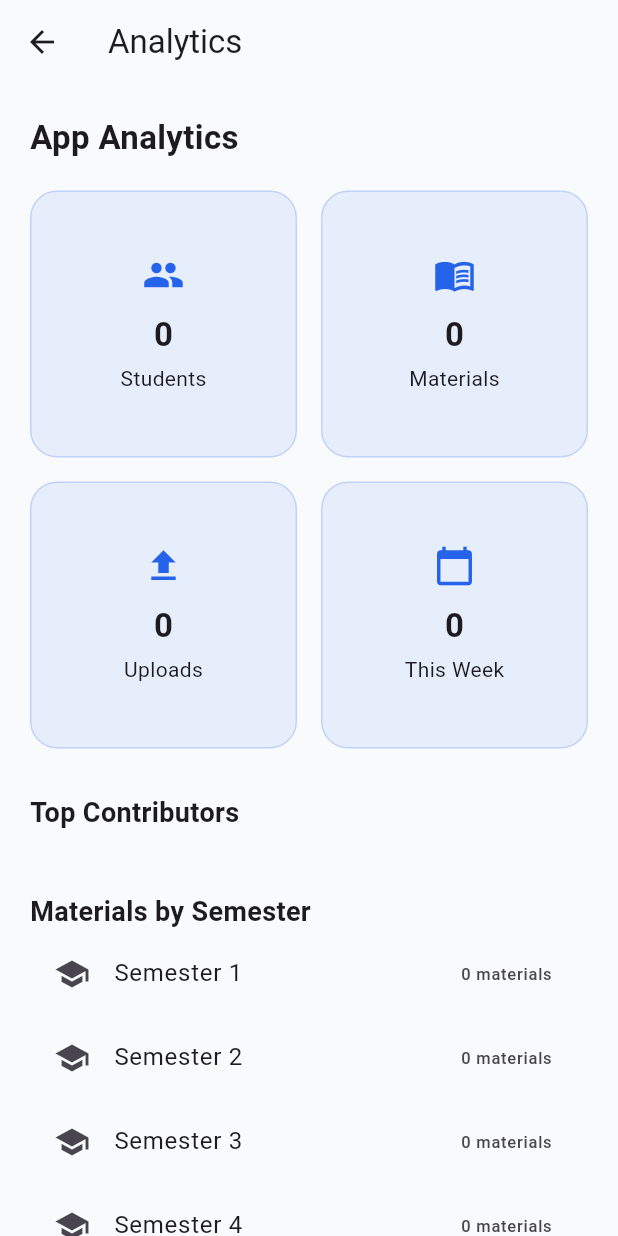
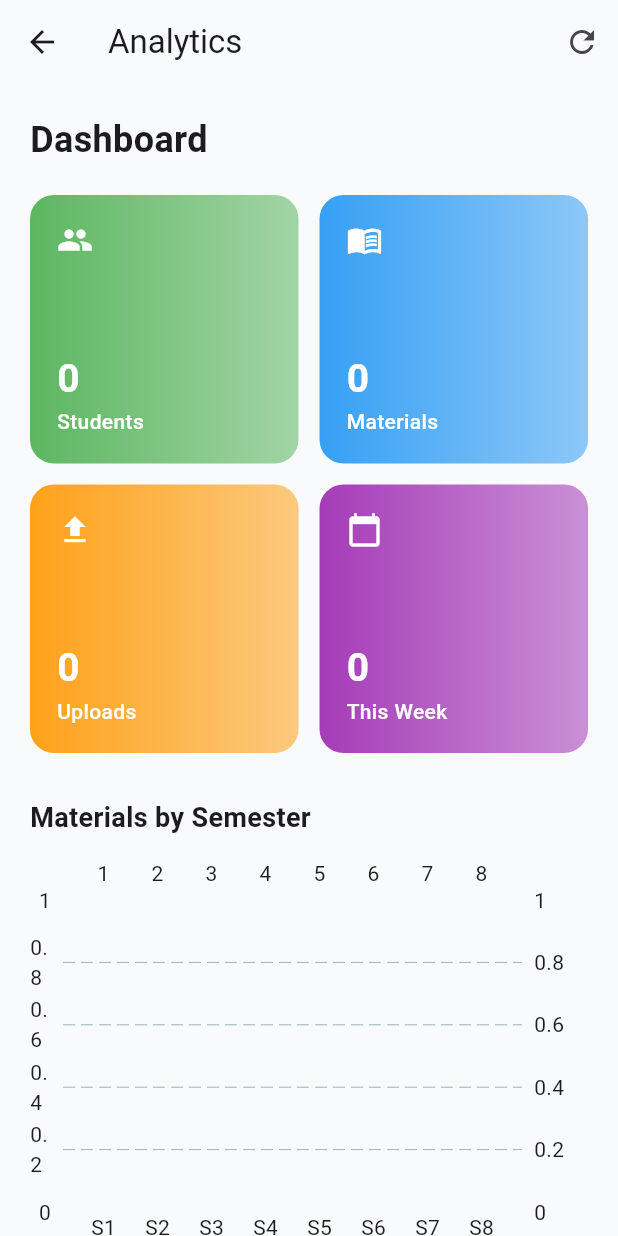
Before and after one commit to Jeevan4090/CED25, a Flutter app: the AnalyticsScreen screen opened directly, on a phone screen of 412 x 824 dp. Run offline on Flutter 3.47's test engine with Material 3 defaults, Android fonts, the phone set to English and light mode, and no system bars; drawn by our look-alikes of fl_chart; our stand-ins replace file_picker, shared_preferences, supabase_flutter, webview_flutter; missing offline and left inert: flutter_pdfview; accounts and stored records are empty.

Commit message:
added analysis

```diff
--- a/lib/screens/analytics_screen.dart
+++ b/lib/screens/analytics_screen.dart
@@ -1,5 +1,7 @@
 import 'package:flutter/material.dart';
 import 'package:supabase_flutter/supabase_flutter.dart';
+import 'package:fl_chart/fl_chart.dart';
+import 'package:intl/intl.dart';
 import '../theme/app_colors.dart';
 
 class AnalyticsScreen extends StatefulWidget {
@@ -19,12 +21,21 @@ class _AnalyticsScreenState extends State<AnalyticsScreen> {
   int uploadsThisWeek = 0;
 
   List<int> semesterCounts = List.filled(8, 0);
+  List<int> weeklyUploads = List.filled(7, 0);
 
-  String mostSubject = "";
-  int mostSubjectCount = 0;
+  List<Map<String, dynamic>> recentUploads = [];
+  List<Map<String, dynamic>> topUploaders = [];
 
-  List<Map<String, dynamic>> topContributors = [];
-  List<Map<String, dynamic>> recentUploads = [];
+  final List<Color> chartColors = const [
+    Color(0xff4CAF50),
+    Color(0xff2196F3),
+    Color(0xffFF9800),
+    Color(0xff9C27B0),
+    Color(0xffF44336),
+    Color(0xff00BCD4),
+    Color(0xffFFC107),
+    Color(0xff3F51B5),
+  ];
 
   @override
   void initState() {
@@ -34,97 +45,59 @@ class _AnalyticsScreenState extends State<AnalyticsScreen> {
 
   Future<void> loadAnalytics() async {
 
-  /// TOTAL STUDENTS (from students table)
-  final students = await supabase
-      .from('students')
-      .select();
+    final students = await supabase.from('students').select();
+    final materials = await supabase.from('materials').select();
 
-  /// MATERIALS
-  final materials = await supabase
-      .from('materials')
-      .select();
+    int uploadsWeek = 0;
+    List<int> semCounts = List.filled(8, 0);
+    List<int> weekCounts = List.filled(7, 0);
+
+    Map<String,int> uploaderMap = {};
 
     DateTime now = DateTime.now();
 
-  Map<String, int> contributorMap = {};
-  Map<String, int> subjectMap = {};
-
     for (var item in materials) {
 
-    /// uploads this week
-    DateTime created = DateTime.parse(item['created_at']);
-    if (now.difference(created).inDays < 7) {
-      uploadsThisWeek++;
+      DateTime created =
+          DateTime.tryParse(item['created_at']?.toString() ?? '')
+          ?? DateTime.now();
+
+      int diff = now.difference(created).inDays;
+
+      if(diff < 7){
+        uploadsWeek++;
+        weekCounts[6 - diff] += 1;
       }
 
-    /// semester distribution
-    int sem = item['semester'];
+      int sem =
+          int.tryParse(item['semester']?.toString() ?? '') ?? 0;
+
       if (sem >= 1 && sem <= 8) {
-      semesterCounts[sem - 1]++;
+        semCounts[sem - 1]++;
       }
 
-    /// contributor counts
-    final uploader = item['uploaded_by'];
-    contributorMap[uploader] = (contributorMap[uploader] ?? 0) + 1;
+      String uploader =
+          item['uploaded_by']?.toString() ?? "Unknown";
 
-    /// subject counts
-    String subject = item['subject'];
-    subjectMap[subject] = (subjectMap[subject] ?? 0) + 1;
+      uploaderMap[uploader] =
+          (uploaderMap[uploader] ?? 0) + 1;
     }
 
-  /// sort contributors
-  List<MapEntry<String, int>> sorted =
-      contributorMap.entries.toList()
-        ..sort((a, b) => b.value.compareTo(a.value));
+    List<Map<String,dynamic>> uploaders = [];
 
-  List<Map<String, dynamic>> contributors = [];
+    var sorted = uploaderMap.entries.toList()
+      ..sort((a,b)=> b.value.compareTo(a.value));
 
-  for (int i = 0; i < sorted.length && i < 3; i++) {
-
-    String uploaderId = sorted[i].key;
-
-    /// Try finding in students table
-    var student = await supabase
-        .from('students')
-        .select('name')
-        .eq('id', uploaderId)
-        .maybeSingle();
-
-    String name;
-
-    if (student != null) {
-      name = student['name'];
-    } else {
-
-      /// Otherwise check admins table
-      var admin = await supabase
-          .from('admins')
-          .select('name')
-          .eq('id', uploaderId)
-          .maybeSingle();
-
-      name = admin?['name'] ?? "Unknown";
-    }
-
-    contributors.add({
-      "name": name,
+    for(int i=0;i<sorted.length && i<3;i++){
+      uploaders.add({
+        "name": sorted[i].key,
         "uploads": sorted[i].value
       });
     }
 
-  /// most uploaded subject
-  var sortedSubjects = subjectMap.entries.toList()
-    ..sort((a, b) => b.value.compareTo(a.value));
-
-  if (sortedSubjects.isNotEmpty) {
-    mostSubject = sortedSubjects.first.key;
-    mostSubjectCount = sortedSubjects.first.value;
-  }
-
-  /// recent uploads
     final recent = await supabase
         .from('materials')
-      .select('title, created_at')
+        .select('title,created_at')
         .order('created_at', ascending: false)
         .limit(5);
 
@@ -133,47 +106,207 @@ class _AnalyticsScreenState extends State<AnalyticsScreen> {
       totalStudents = students.length;
       totalMaterials = materials.length;
       totalUploads = materials.length;
+      uploadsThisWeek = uploadsWeek;
 
-    topContributors = contributors;
-    recentUploads = List<Map<String, dynamic>>.from(recent);
+      semesterCounts = semCounts;
+      weeklyUploads = weekCounts;
 
+      recentUploads =
+          List<Map<String,dynamic>>.from(recent);
+
+      topUploaders = uploaders;
     });
   }
 
-  Widget analyticsCard(String title, int value, IconData icon) {
+  Widget animatedNumber(int value) {
+    return TweenAnimationBuilder(
+      tween: IntTween(begin: 0, end: value),
+      duration: const Duration(milliseconds: 700),
+      builder: (context, val, child) {
+        return Text(
+          "$val",
+          style: const TextStyle(
+            fontSize: 26,
+            fontWeight: FontWeight.bold,
+            color: Colors.white,
+          ),
+        );
+      },
+    );
+  }
+
+  Widget statCard(String title, int value, IconData icon, Color color) {
 
     return Container(
-      padding: const EdgeInsets.all(20),
+      padding: const EdgeInsets.all(18),
+      decoration: BoxDecoration(
+        gradient: LinearGradient(
+          colors: [
+            color.withOpacity(.9),
+            color.withOpacity(.5),
+          ],
+        ),
+        borderRadius: BorderRadius.circular(16),
+      ),
 
-      decoration: BoxDecoration(
-        color: AppColors.primary.withOpacity(0.08),
-        borderRadius: BorderRadius.circular(18),
+      child: Column(
+        crossAxisAlignment: CrossAxisAlignment.start,
+        children: [
 
-        border: Border.all(
-          color: AppColors.primary.withOpacity(0.2),
+          Icon(icon,color: Colors.white),
+
+          const Spacer(),
+
+          animatedNumber(value),
+
+          Text(
+            title,
+            style: const TextStyle(
+                color: Colors.white,
+                fontWeight: FontWeight.w500),
+          )
+        ],
+      ),
+    );
+  }
+
+  Widget semesterBarChart() {
+
+    double maxY = semesterCounts.reduce((a,b)=> a>b?a:b).toDouble() + 1;
+
+    return SizedBox(
+      height: 260,
+
+      child: BarChart(
+
+        BarChartData(
+
+          maxY: maxY,
+
+          gridData: FlGridData(
+            show: true,
+            drawVerticalLine: false,
+          ),
+
+          borderData: FlBorderData(show:false),
+
+          titlesData: FlTitlesData(
+
+            bottomTitles: AxisTitles(
+              sideTitles: SideTitles(
+                showTitles: true,
+                getTitlesWidget: (value, meta) {
+                  return Text("S${value.toInt()}");
+                },
               ),
             ),
 
-      child: Column(
-        mainAxisAlignment: MainAxisAlignment.center,
-        children: [
-
-          Icon(icon, color: AppColors.primary, size: 28),
-
-          const SizedBox(height: 10),
-
-          Text(
-            value.toString(),
-            style: const TextStyle(
-              fontSize: 22,
-              fontWeight: FontWeight.bold,
+            leftTitles: AxisTitles(
+              sideTitles: SideTitles(showTitles: true),
             ),
           ),
 
-          const SizedBox(height: 4),
+          barGroups: List.generate(8, (i){
 
-          Text(title),
+            return BarChartGroupData(
+
+              x: i+1,
+
+              barRods: [
+
+                BarChartRodData(
+
+                  toY: semesterCounts[i].toDouble(),
+
+                  width: 18,
+
+                  borderRadius: BorderRadius.circular(8),
+
+                  gradient: LinearGradient(
+                    colors: [
+                      chartColors[i],
+                      chartColors[i].withOpacity(.6)
                     ],
+                  ),
+                )
+              ],
+            );
+          }),
+        ),
+      ),
+    );
+  }
+
+  Widget uploadTrendChart(){
+
+    return SizedBox(
+      height:240,
+
+      child: LineChart(
+
+        LineChartData(
+
+          gridData: FlGridData(show:true),
+
+          borderData: FlBorderData(show:false),
+
+          titlesData: FlTitlesData(
+
+            bottomTitles: AxisTitles(
+              sideTitles: SideTitles(
+                showTitles:true,
+                getTitlesWidget:(value,meta){
+
+                  const days = ["M","T","W","T","F","S","S"];
+
+                  int i = value.toInt();
+
+                  if(i<0 || i>=7) return const SizedBox();
+
+                  return Text(days[i]);
+                },
+              ),
+            ),
+
+            leftTitles: AxisTitles(
+              sideTitles: SideTitles(showTitles:true),
+            ),
+          ),
+
+          lineBarsData: [
+
+            LineChartBarData(
+
+              spots: List.generate(7,(i){
+                return FlSpot(
+                    i.toDouble(),
+                    weeklyUploads[i].toDouble());
+              }),
+
+              isCurved:true,
+              barWidth:3,
+
+              gradient: const LinearGradient(
+                  colors:[
+                    Color(0xff2196F3),
+                    Color(0xff00BCD4)
+                  ]
+              ),
+
+              dotData: FlDotData(show:true),
+
+              belowBarData: BarAreaData(
+                show:true,
+                gradient: LinearGradient(
+                  colors:[
+                    Colors.blue.withOpacity(.3),
+                    Colors.transparent
+                  ],
+                ),
+              ),
+            )
+          ],
+        ),
       ),
     );
   }
@@ -189,6 +322,12 @@ class _AnalyticsScreenState extends State<AnalyticsScreen> {
         title: const Text("Analytics"),
         backgroundColor: AppColors.background,
         elevation: 0,
+        actions: [
+          IconButton(
+            icon: const Icon(Icons.refresh),
+            onPressed: loadAnalytics,
+          )
+        ],
       ),
 
       body: SingleChildScrollView(
@@ -201,9 +340,9 @@ class _AnalyticsScreenState extends State<AnalyticsScreen> {
           children: [
 
             const Text(
-              "App Analytics",
+              "Dashboard",
               style: TextStyle(
-                fontSize: 22,
+                fontSize: 24,
                 fontWeight: FontWeight.bold,
               ),
             ),
@@ -213,55 +352,37 @@ class _AnalyticsScreenState extends State<AnalyticsScreen> {
             GridView.count(
               crossAxisCount: 2,
               shrinkWrap: true,
-              crossAxisSpacing: 16,
-              mainAxisSpacing: 16,
+              mainAxisSpacing: 14,
+              crossAxisSpacing: 14,
               physics: const NeverScrollableScrollPhysics(),
 
               children: [
 
-                analyticsCard(
-                    "Students", totalStudents, Icons.people),
+                statCard(
+                    "Students",
+                    totalStudents,
+                    Icons.people,
+                    chartColors[0]),
 
-                analyticsCard(
-                    "Materials", totalMaterials, Icons.menu_book),
+                statCard(
+                    "Materials",
+                    totalMaterials,
+                    Icons.menu_book,
+                    chartColors[1]),
 
-                analyticsCard(
-                    "Uploads", totalUploads, Icons.upload),
+                statCard(
+                    "Uploads",
+                    totalUploads,
+                    Icons.upload,
+                    chartColors[2]),
 
-                analyticsCard(
-                    "This Week", uploadsThisWeek, Icons.calendar_today),
-
+                statCard(
+                    "This Week",
+                    uploadsThisWeek,
+                    Icons.calendar_today,
+                    chartColors[3]),
               ],
             ),
-
-            const SizedBox(height: 30),
-
-            const Text(
-              "Top Contributors",
-              style: TextStyle(
-                fontSize: 18,
-                fontWeight: FontWeight.bold,
-              ),
-            ),
-
-            const SizedBox(height: 10),
-
-            ...topContributors.asMap().entries.map((entry) {
-
-              int index = entry.key;
-              var contributor = entry.value;
-
-              String medal = "🥇";
-              if (index == 1) medal = "🥈";
-              if (index == 2) medal = "🥉";
-
-              return ListTile(
-                leading: Text(medal, style: const TextStyle(fontSize: 20)),
-                title: Text(contributor['name']),
-                trailing: Text("${contributor['uploads']} uploads"),
-              );
-
-            }),
 
             const SizedBox(height: 30),
 
@@ -269,35 +390,65 @@ class _AnalyticsScreenState extends State<AnalyticsScreen> {
               "Materials by Semester",
               style: TextStyle(
                   fontSize: 18,
-                fontWeight: FontWeight.bold,
-              ),
+                  fontWeight: FontWeight.bold),
             ),
 
-            ...List.generate(8, (i) {
+            const SizedBox(height: 12),
 
-              return ListTile(
-                leading: const Icon(Icons.school),
-                title: Text("Semester ${i + 1}"),
-                trailing: Text("${semesterCounts[i]} materials"),
-              );
-
-            }),
+            semesterBarChart(),
 
             const SizedBox(height: 30),
 
             const Text(
-              "Most Uploaded Subject",
+              "Upload Trends (Last 7 Days)",
               style: TextStyle(
                   fontSize: 18,
-                fontWeight: FontWeight.bold,
-              ),
+                  fontWeight: FontWeight.bold),
             ),
 
-            ListTile(
-              leading: const Icon(Icons.star),
-              title: Text(mostSubject),
-              trailing: Text("$mostSubjectCount materials"),
+            const SizedBox(height: 12),
+
+            uploadTrendChart(),
+
+            const SizedBox(height: 30),
+
+            const Text(
+              "Top Uploaders",
+              style: TextStyle(
+                  fontSize: 18,
+                  fontWeight: FontWeight.bold),
             ),
+
+            const SizedBox(height: 10),
+
+            ...topUploaders.asMap().entries.map((entry){
+
+              int index = entry.key;
+              var user = entry.value;
+
+              String medal = "🥇";
+              if(index==1) medal="🥈";
+              if(index==2) medal="🥉";
+
+              return Container(
+
+                margin: const EdgeInsets.symmetric(vertical: 6),
+
+                decoration: BoxDecoration(
+                  color: chartColors[index].withOpacity(.1),
+                  borderRadius: BorderRadius.circular(12),
+                ),
+
+                child: ListTile(
+                  leading: Text(
+                    medal,
+                    style: const TextStyle(fontSize: 22),
+                  ),
+                  title: Text(user["name"]),
+                  trailing: Text("${user["uploads"]} uploads"),
+                ),
+              );
+            }),
 
             const SizedBox(height: 30),
 
@@ -309,14 +460,19 @@ class _AnalyticsScreenState extends State<AnalyticsScreen> {
               ),
             ),
 
-            ...recentUploads.map((item) {
+            ...recentUploads.map((item){
+
+              DateTime date =
+                  DateTime.tryParse(item['created_at']?.toString() ?? '')
+                  ?? DateTime.now();
 
               return ListTile(
                 leading: const Icon(Icons.insert_drive_file),
                 title: Text(item['title']),
-                subtitle: Text(item['created_at']),
+                subtitle: Text(
+                  DateFormat('dd MMM yyyy').format(date),
+                ),
               );
-
             }),
 
           ],
--- a/pubspec.yaml
+++ b/pubspec.yaml
@@ -37,6 +37,8 @@ dependencies:
   path_provider: ^2.1.3
   shared_preferences: ^2.2.3
   webview_flutter: ^4.7.0
+  intl: ^0.19.0
+  fl_chart: ^0.68.0
 
 
   # The following adds the Cupertino Icons font to your application.
```
Also changed, not shown: lib/screens/upload_screen.dart (+7 -17 lines), lib/services/upload_service.dart (+31 -9 lines), pubspec.lock. Lines whose indentation alone changed are shown as unchanged.
